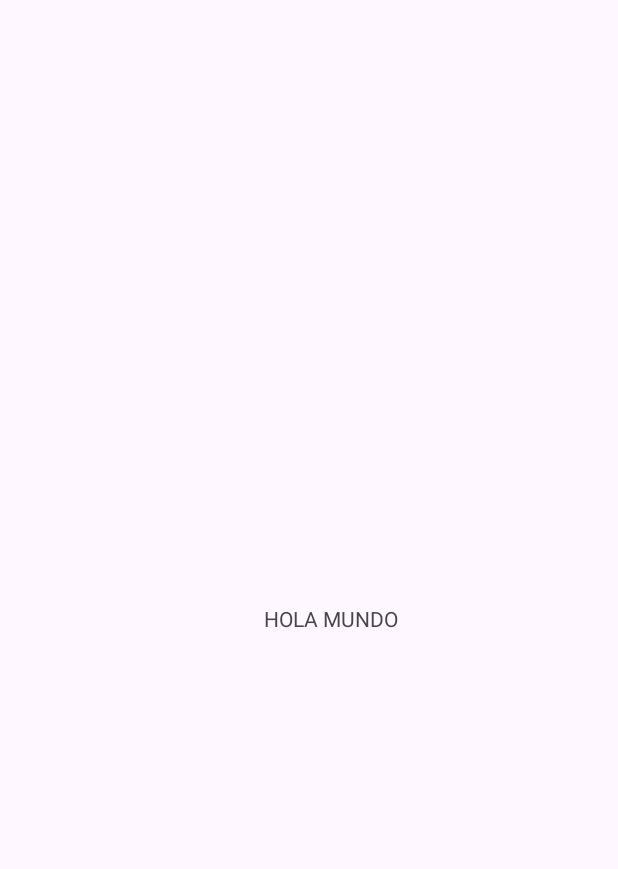
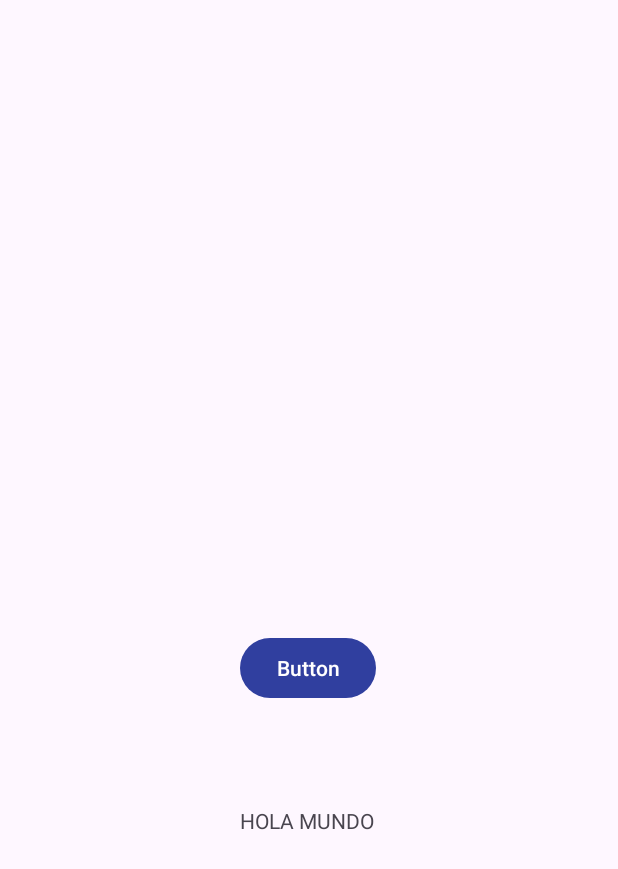
Before and after one commit to Pablo-Espol/POO-P3-G07, an Android app: the screen it shows after launch (MainActivity), on a phone screen of 412 x 824 dp. Before the commit the part shown is almost empty. Shown: the top 869 px of the screen. Run offline under Robolectric (Android 15) with nearby library versions, the phone set to English and light mode, and no system bars.

Commit message:
se agregó boton para cambiar de activity

```diff
--- a/app/src/main/java/com/espol/tecnicentro/MainActivity.java
+++ b/app/src/main/java/com/espol/tecnicentro/MainActivity.java
@@ -1,12 +1,17 @@
 package com.espol.tecnicentro;
 
+import android.content.Intent;
 import android.os.Bundle;
+import android.widget.Button;
 
 import androidx.activity.EdgeToEdge;
 import androidx.appcompat.app.AppCompatActivity;
 import androidx.core.graphics.Insets;
 import androidx.core.view.ViewCompat;
 import androidx.core.view.WindowInsetsCompat;
+
+import com.espol.tecnicentro.Pablo.App.MainActivity_Servicio;
+import com.espol.tecnicentro.Pablo.App.agg_servicio;
 
 public class MainActivity extends AppCompatActivity {
 
@@ -20,5 +25,14 @@ public class MainActivity extends AppCompatActivity {
             v.setPadding(systemBars.left, systemBars.top, systemBars.right, systemBars.bottom);
             return insets;
         });
+
+        Button mainbtn = findViewById(R.id.mainbtn);
+
+        mainbtn.setOnClickListener(view -> {
+            Intent intent = new Intent(MainActivity.this, MainActivity_Servicio.class);
+            startActivity(intent);
+        });
     }
+
+
 }
--- a/app/src/main/res/layout/activity_main.xml
+++ b/app/src/main/res/layout/activity_main.xml
@@ -11,9 +11,24 @@
       android:id="@+id/textView2"
       android:layout_width="wrap_content"
       android:layout_height="wrap_content"
-      android:layout_marginStart="176dp"
+      android:layout_marginStart="160dp"
       android:text="HOLA MUNDO"
       app:layout_constraintBottom_toBottomOf="parent"
       app:layout_constraintStart_toStartOf="parent"
-      app:layout_constraintTop_toTopOf="parent" />
+      app:layout_constraintTop_toTopOf="parent"
+      app:layout_constraintVertical_bias="0.668" />
+
+  <Button
+      android:id="@+id/mainbtn"
+      android:layout_width="wrap_content"
+      android:layout_height="wrap_content"
+      android:layout_marginEnd="16dp"
+      android:layout_marginBottom="68dp"
+      android:text="Button"
+      app:layout_constraintBottom_toTopOf="@+id/textView2"
+      app:layout_constraintEnd_toEndOf="parent"
+      app:layout_constraintHorizontal_bias="0.524"
+      app:layout_constraintStart_toStartOf="parent"
+      app:layout_constraintTop_toTopOf="parent"
+      app:layout_constraintVertical_bias="1.0" />
 </androidx.constraintlayout.widget.ConstraintLayout>
```
